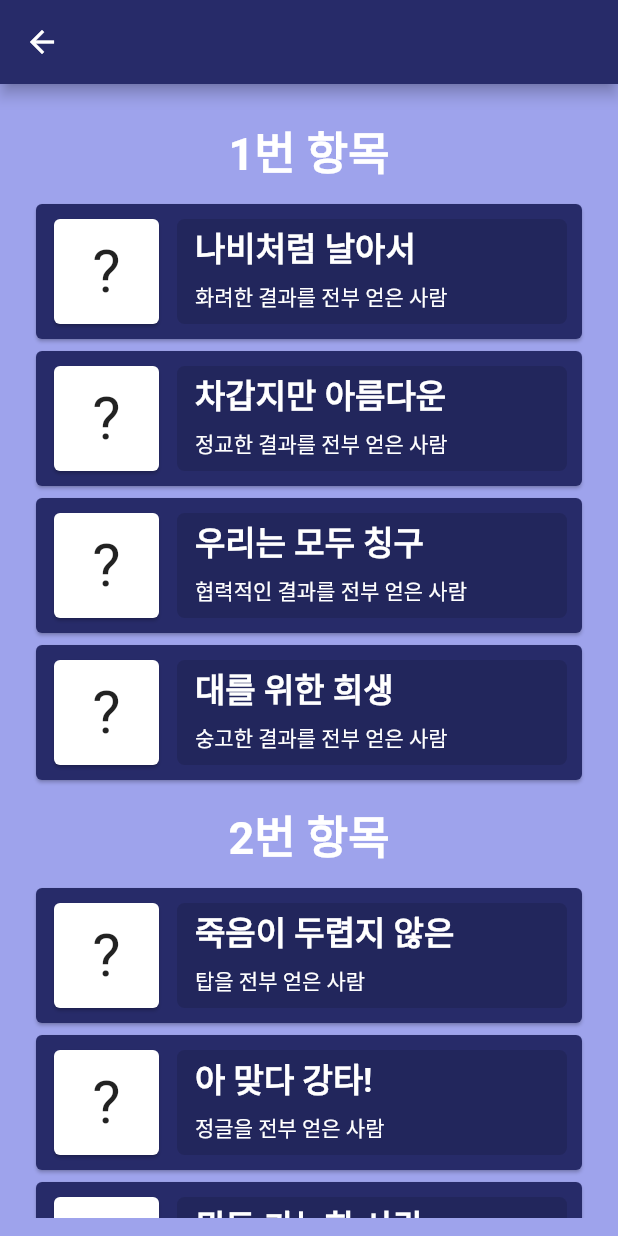
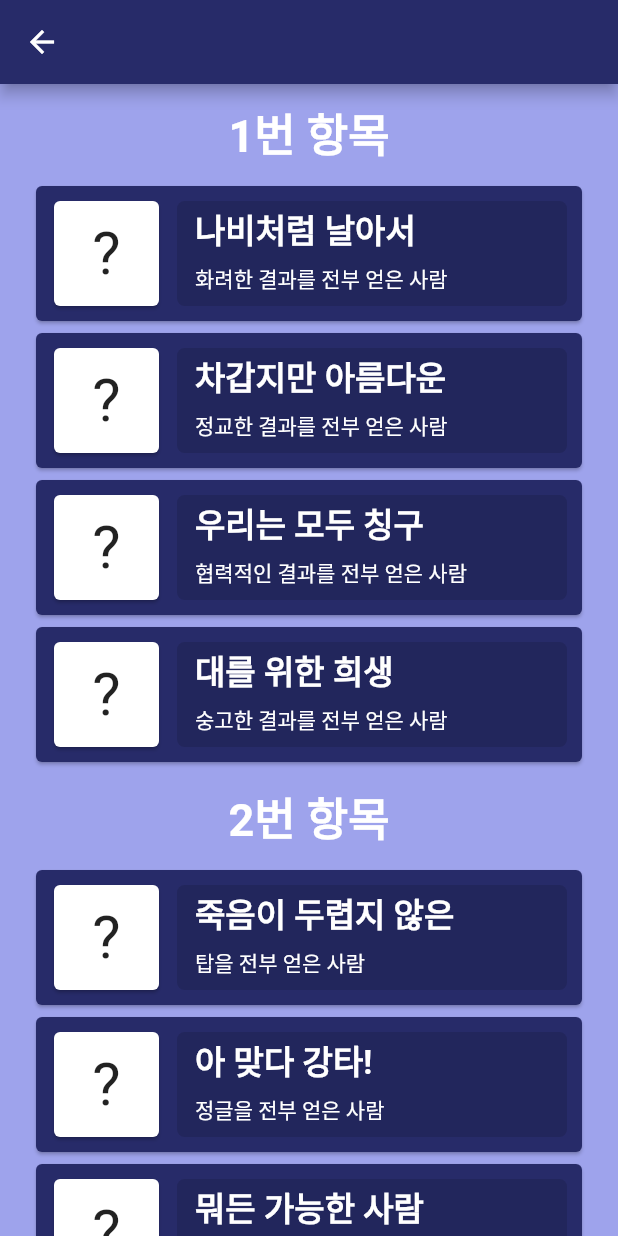
Before and after one commit to gns0170/flutter_app_7, a Flutter app: the Achievement screen opened directly, on a phone screen of 412 x 824 dp. Run offline on Flutter 3.47's test engine with Material 2 defaults, Android fonts, the phone set to English and light mode, and no system bars; our stand-ins replace charts_flutter, google_mobile_ads, share_plus, shared_preferences; missing offline and left inert: flutter_provider; accounts and stored records are empty; network calls fail; statements that could not run were skipped.

Commit message:
5/17, achievement expanded

```diff
--- a/lib/screens/achievements/achievement.dart
+++ b/lib/screens/achievements/achievement.dart
@@ -23,9 +23,10 @@ class _AchievementState extends State<Achievement> {
     return Scaffold(
         appBar: AppBar(),
         body: centerColumn([
-          SizedBox(
+          Expanded(
+            child: SizedBox(
               width: MediaQuery.of(context).size.width - 40,
-            height: MediaQuery.of(context).size.height - 80,
+              //height: MediaQuery.of(context).size.height - 80,
               child: ListView.builder(
                 itemCount: listShownAchieve.length,
                 itemBuilder: (BuildContext context, int index) {
@@ -45,11 +46,13 @@ class _AchievementState extends State<Achievement> {
                       shownAchieve: DataAchievement(
                           proPNumber, proTitle, proText, proIcon,
                           cases: recordA[a[index].pNumber]),
-                    semiActive: recordA[a[index].pNumber] != 0 ? true : false);
+                      semiActive:
+                          recordA[a[index].pNumber] != 0 ? true : false);
                   return proAchieve;
                 },
               ),
             ),
+          )
         ]));
   }
 }
```
Lines whose indentation alone changed are shown as unchanged.
